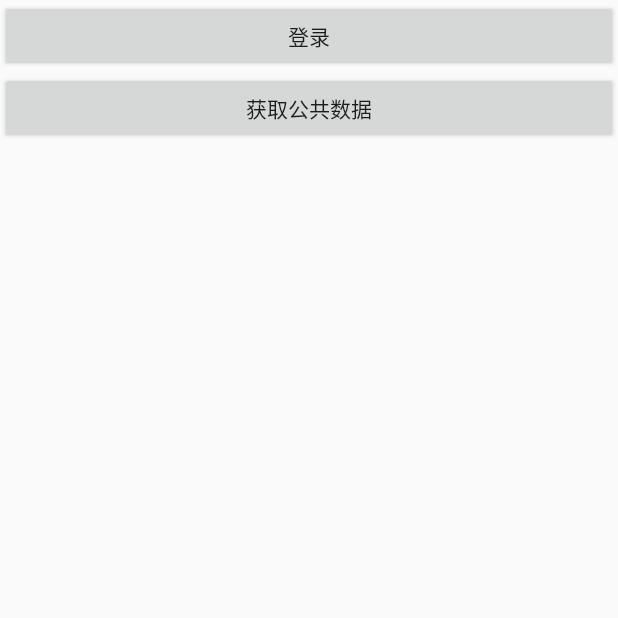
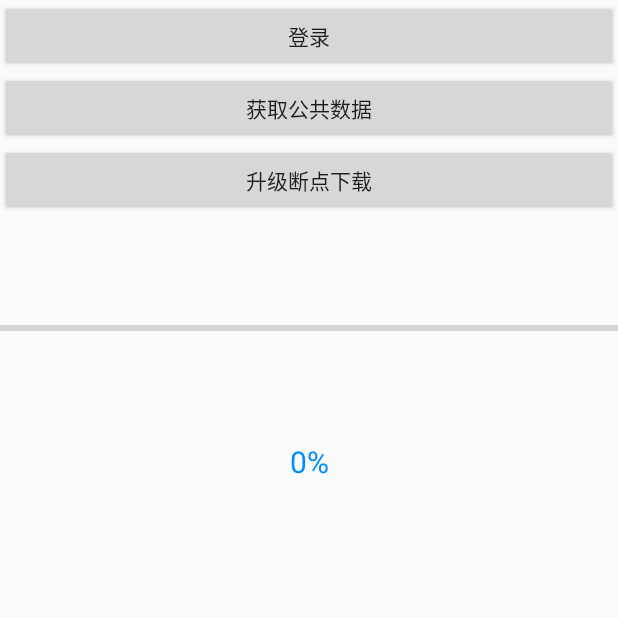
Before and after one commit to zhuangzeqin/Agent_kotlin, an Android app: the LoginAct screen opened directly, with no data from a screen before it, on a phone screen of 412 x 824 dp, the top half of it. Run offline under Robolectric (Android 15) with nearby library versions, the phone set to English and light mode, and no system bars; our stand-ins replace RxJava; libraries missing offline, so code that uses them is left out: pub.devrel.easypermissions, rxhttp.wrapper.annotation, rxhttp.wrapper.annotations; 1 statement that could not run was skipped.

Commit message:
kotlin 检查版本升级下载断点支持

```diff
--- a/app/src/main/AndroidManifest.xml
+++ b/app/src/main/AndroidManifest.xml
@@ -23,7 +23,6 @@
             </intent-filter>
         </activity>
         <activity android:name="com.eeepay.zzq.mvp.ui.LoginAct"/>
-        <activity android:name=".MainActivity"/>
         <activity android:name="com.eeepay.zzq.mvp.ui.RxMainAct"/>
     </application>
 
--- a/app/src/main/java/com/eeepay/zzq/Api.kt
+++ b/app/src/main/java/com/eeepay/zzq/Api.kt
@@ -13,5 +13,6 @@ class Api {
         const val API_GETPUBLICDATA_URL = "publicData/getPublicData"//公共数据接口
         const val API_LOADCURRDAYDATA_URL = "index/loadCurrDayData"//首页->今日业绩接口
         const val API_QUERYMERCHANTPARAMS_URL = "merchant/queryMerchantParams"//首页->查询商户需要的信息接口
+        const val API_CHECKVERSION_URL = "http://cs-ys-agentapi2.51ydmw.com/agentApi2/checkVersion"//检查版本升级
     }
 }
--- a/app/src/main/java/com/eeepay/zzq/mvp/model/IModelContract.kt
+++ b/app/src/main/java/com/eeepay/zzq/mvp/model/IModelContract.kt
@@ -31,8 +31,13 @@ interface IModelContract : IBaseContract {
         //首页->今日业绩
         fun loadCurrDayData(@NonNull resultCallBack: IBaseContract.IResultCallBack<T>?)
     }
+
     //获取商户需要的参数接口
     interface IQueryMerchantParamsModel<T> {
         fun reqQueryMerchantParams(@NonNull resultCallBack: IBaseContract.IResultCallBack<T>?)
     }
+
+    interface ICheckVersionMode<T> {
+        fun reqcheckVersion(@NonNull downloadUrl:String,@NonNull resultCallBack: IBaseContract.IResultProgressCallBack<T>?)
+    }
 }
--- a/app/src/main/java/com/eeepay/zzq/mvp/model/base/IBaseContract.kt
+++ b/app/src/main/java/com/eeepay/zzq/mvp/model/base/IBaseContract.kt
@@ -22,6 +22,27 @@ interface IBaseContract {
          */
         fun onFailure(code: String?, message: String?)
     }
+    /**
+     * 定义CallBack将结果返回给外部调用者使用
+     */
+    interface IResultProgressCallBack<T> {
+        /**
+         * 成功将结果回调出去
+         */
+        fun onSucess(response: T)
+
+        /**
+         * progress 下载进度回调,0-100，仅在进度有更新时才会回调
+         * currentSize 当前已下载的字节大小
+         * totalSize 要下载的总字节大
+         */
+        fun onProgress(progress: Int,currentSize:Long,totalSize:Long)
+
+        /**
+         * 失败时将结错误信息回调出去
+         */
+        fun onFailure(code: String?, message: String?)
+    }
 
     /**
      * 定义CallBack将结果返回给外部调用者使用
--- a/app/src/main/java/com/eeepay/zzq/mvp/presenter/IPresenterContract.kt
+++ b/app/src/main/java/com/eeepay/zzq/mvp/presenter/IPresenterContract.kt
@@ -34,4 +34,11 @@ interface IPresenterContract {
     interface IQueryMerchantParamsPresenter {
         fun getQueryMerchantParams(@NonNull owner: LifecycleOwner)
     }
+
+    /**
+     * 检查版本升级
+     */
+    interface ICheckVersionPresenter {
+        fun reqCheckVersion(@NonNull owner: LifecycleOwner,@NonNull downloadUrl:String)
+    }
 }
--- /dev/null
+++ b/app/src/main/java/com/eeepay/zzq/mvp/presenter/pubdata/CheckVersionView.kt
@@ -0,0 +1,24 @@
+package com.eeepay.zzq.mvp.presenter.pubdata
+
+import com.eeepay.zzq.mvp.presenter.base.interfaces.IBaseView
+
+/**
+ * 描述：class describe
+ * 作者：zhuangzeqin
+ * 时间: 2020/8/31-11:36
+ * 邮箱：zzq@eeepay.cn
+ * 备注:
+ */
+interface CheckVersionView :IBaseView{
+    /**
+     * progress 下载进度回调,0-100，仅在进度有更新时才会回调
+     * currentSize 当前已下载的字节大小
+     * totalSize 要下载的总字节大
+     */
+    fun onCheckVersionProgress(progress: Int,currentSize:Long,totalSize:Long)
+
+    /**
+     * 完成
+     */
+    fun onCompleteProgress(msg:String)
+}
--- a/app/src/main/java/com/eeepay/zzq/mvp/ui/LoginAct.kt
+++ b/app/src/main/java/com/eeepay/zzq/mvp/ui/LoginAct.kt
@@ -7,6 +7,8 @@ import com.eeepay.zzq.mvp.presenter.base.CreatePresenter
 import com.eeepay.zzq.mvp.presenter.base.PresenterVariable
 import com.eeepay.zzq.mvp.presenter.login.ILoginView
 import com.eeepay.zzq.mvp.presenter.login.LoginPresenter
+import com.eeepay.zzq.mvp.presenter.pubdata.CheckVersionPresenter
+import com.eeepay.zzq.mvp.presenter.pubdata.CheckVersionView
 import com.eeepay.zzq.mvp.presenter.pubdata.IPublicDataView
 import com.eeepay.zzq.mvp.presenter.pubdata.PubDataPresenter
 import kotlinx.android.synthetic.main.activity_login.*
@@ -19,10 +21,13 @@ import kotlinx.android.synthetic.main.activity_login.*
  * 备注:
  */
 
-@CreatePresenter(presenter = [LoginPresenter::class, PubDataPresenter::class])
-class LoginAct : BaseMvpActivity<LoginPresenter>(), ILoginView, IPublicDataView {
+@CreatePresenter(presenter = [LoginPresenter::class, PubDataPresenter::class, CheckVersionPresenter::class])
+class LoginAct : BaseMvpActivity<LoginPresenter>(), ILoginView, IPublicDataView, CheckVersionView {
     @PresenterVariable
     var mPubDataPresenter: PubDataPresenter? = null
+
+    @PresenterVariable
+    var mCheckVersionPresenter: CheckVersionPresenter? = null
 
     override fun eventOnClick() {
         btn_login.setOnClickListener { view ->
@@ -30,6 +35,12 @@ class LoginAct : BaseMvpActivity<LoginPresenter>(), ILoginView, IPublicDataView
         }
         btn_getPub.setOnClickListener { view ->
             mPubDataPresenter?.getPubDataInfo(this)
+        }
+        //升级断点下载测试demo
+        btn_download.setOnClickListener { view ->
+            val downloadUrl: String =
+                "http://app-client.oss-cn-hangzhou.aliyuncs.com/oem/android/zdb_v1.0.3_20180125_2243.apk"
+            mCheckVersionPresenter!!.reqCheckVersion(this, downloadUrl)
         }
     }
 
@@ -61,4 +72,22 @@ class LoginAct : BaseMvpActivity<LoginPresenter>(), ILoginView, IPublicDataView
         return null
     }
 
+    /**
+     * progress 下载进度回调,0-100，仅在进度有更新时才会回调
+     * currentSize 当前已下载的字节大小
+     * totalSize 要下载的总字节大
+     */
+    override fun onCheckVersionProgress(progress: Int, currentSize: Long, totalSize: Long) {
+        progress_bar_h.setProgress(progress)
+        progress_msg.setText("$progress%")
+    }
+
+    /**
+     * 完成
+     */
+    override fun onCompleteProgress(msg: String) {
+        showError(msg)
+        progress_msg.setText("$msg 下载完成")
+    }
+
 }
--- a/app/src/main/res/layout/activity_login.xml
+++ b/app/src/main/res/layout/activity_login.xml
@@ -5,7 +5,7 @@
     android:layout_width="match_parent"
     android:layout_height="match_parent"
     android:fitsSystemWindows="true"
-    tools:context=".MainActivity">
+    tools:context="com.eeepay.zzq.mvp.ui.LoginAct">
     <LinearLayout
         android:orientation="vertical"
         app:layout_constraintBottom_toBottomOf="parent"
@@ -29,6 +29,31 @@
             android:layout_width="match_parent"
             android:layout_height="wrap_content"/>
 
+        <Button
+            android:id="@+id/btn_download"
+            android:gravity="center"
+            android:text="升级断点下载"
+            android:layout_width="match_parent"
+            android:layout_height="wrap_content"/>
+
+        <ProgressBar
+            android:id="@+id/progress_bar_h"
+            style="?android:attr/progressBarStyleHorizontal"
+            android:layout_width="match_parent"
+            android:layout_height="150dp"
+            android:layout_gravity="center"
+            android:max="100"
+            android:progress="0"
+            />
+        <TextView
+            android:id="@+id/progress_msg"
+            android:text="0%"
+            android:gravity="center"
+            android:textSize="20sp"
+            android:textColor="@color/unify_bg"
+            android:layout_width="match_parent"
+            android:layout_height="wrap_content"/>
+
 
     </LinearLayout>
 
--- a/app/src/main/res/values/attrs.xml
+++ b/app/src/main/res/values/attrs.xml
@@ -11,4 +11,9 @@
         <attr name="badgeBackgroundColor" format="color" />
         <attr name="paddingTexwithIcon" format="dimension"/>
     </declare-styleable>
+    <declare-styleable name="SignatureView">
+        <attr format="color" name="penColor"/>
+        <attr format="color" name="backColor"/>
+        <attr format="integer" name="penWidth"/>
+    </declare-styleable>
 </resources>
```
Also changed, not shown: app/src/main/java/com/eeepay/zzq/bean/CheckVersionInfo.java (added, +77 -0 lines), app/src/main/java/com/eeepay/zzq/mvp/model/pubdata/CheckVersionMode.kt (added, +51 -0 lines), app/src/main/java/com/eeepay/zzq/mvp/presenter/pubdata/CheckVersionPresenter.kt (added, +49 -0 lines), app/src/main/java/com/eeepay/zzq/view/signatureview/SignatureView.java (added, +345 -0 lines).
